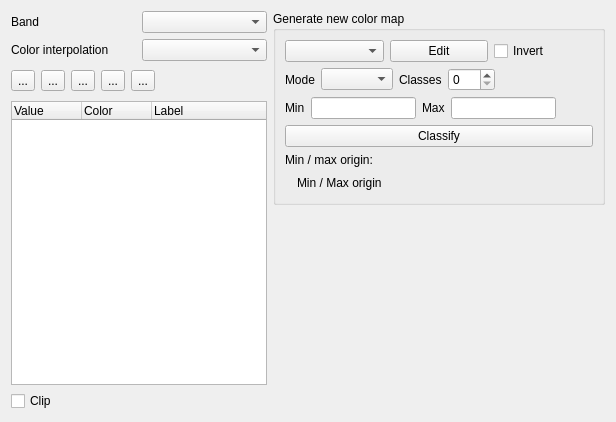
Above: src/ui/qgssinglebandpseudocolorrendererwidgetbase.ui from qgis/QGIS before the change. Below: the same form after it.
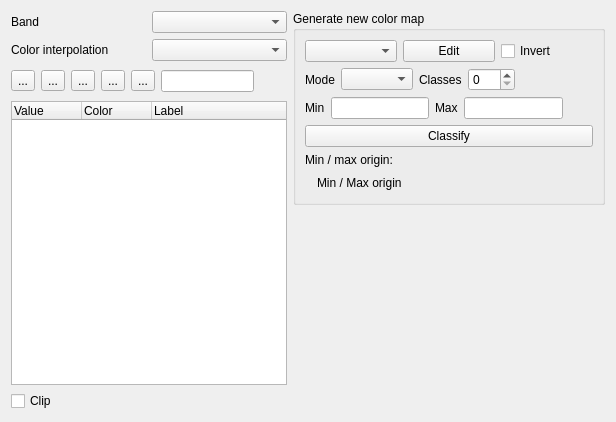
That is the form after the change. Icons and pictures are not drawn. Custom widgets are drawn as their Qt base class.

Commit message: Add option for adding units to color map labels

Diff of the .ui file:
```diff
--- a/src/ui/qgssinglebandpseudocolorrendererwidgetbase.ui
+++ b/src/ui/qgssinglebandpseudocolorrendererwidgetbase.ui
@@ -112,6 +112,13 @@
          </property>
         </widget>
        </item>
+       <item>
+        <widget class="QLineEdit" name="mUnitLineEdit">
+         <property name="toolTip">
+          <string>Unit suffix</string>
+         </property>
+        </widget>
+       </item>
        <item>
         <spacer name="horizontalSpacer">
          <property name="orientation">
```
Left out of the diff: 1 changed line with no effect on the pictures. The commit also changes 2 other files.
